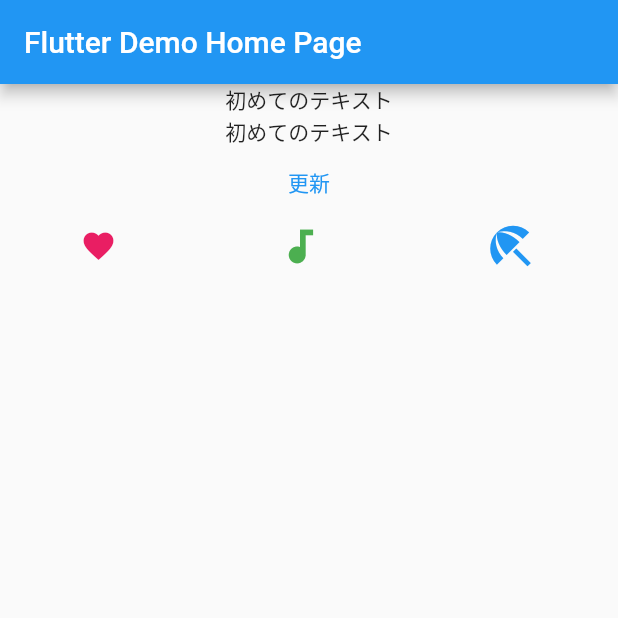
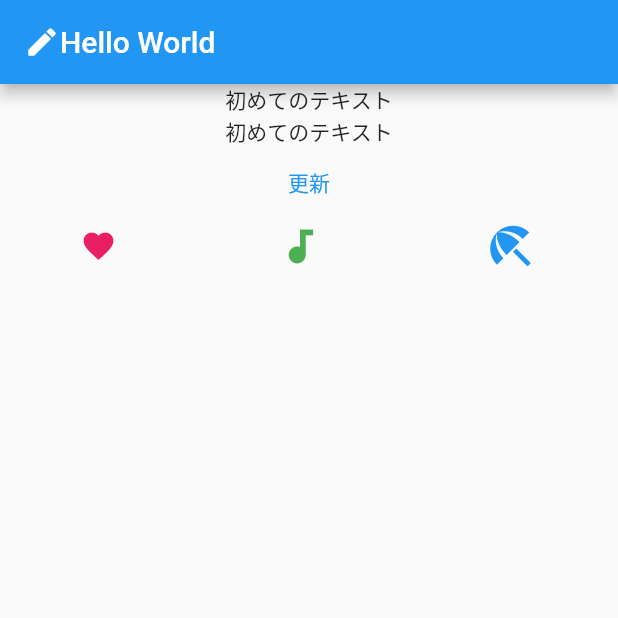
Before and after one commit to p238049y/paractice, a Flutter app: the screen it shows after launch, on a phone screen of 412 x 824 dp, the top half of it. Run offline on Flutter 3.47's test engine with Material 2 defaults, Android fonts, the phone set to English and light mode, and no system bars.

Commit message:
[update]#2 Appbarにタイトルを追加
[タスク]09初級編1:画面の構築(Widget)

```diff
--- a/my_app/lib/main.dart
+++ b/my_app/lib/main.dart
@@ -63,15 +63,12 @@ class _MyHomePageState extends State<MyHomePage> {
 
   @override
   Widget build(BuildContext context) {
-    // This method is rerun every time setState is called, for instance as done
-    // by the _incrementCounter method above.
-    //
-    // The Flutter framework has been optimized to make rerunning build methods
-    // fast, so that you can just rebuild anything that needs updating rather
-    // than having to individually change instances of widgets.
     return Scaffold(
       appBar: AppBar(
-        title: Text(widget.title),
+        title: Row(children: const[
+          Icon(Icons.create),
+          Text('Hello World'),
+        ],)
       ),
       body: Column(children: [
         const Text('初めてのテキスト'),
```
